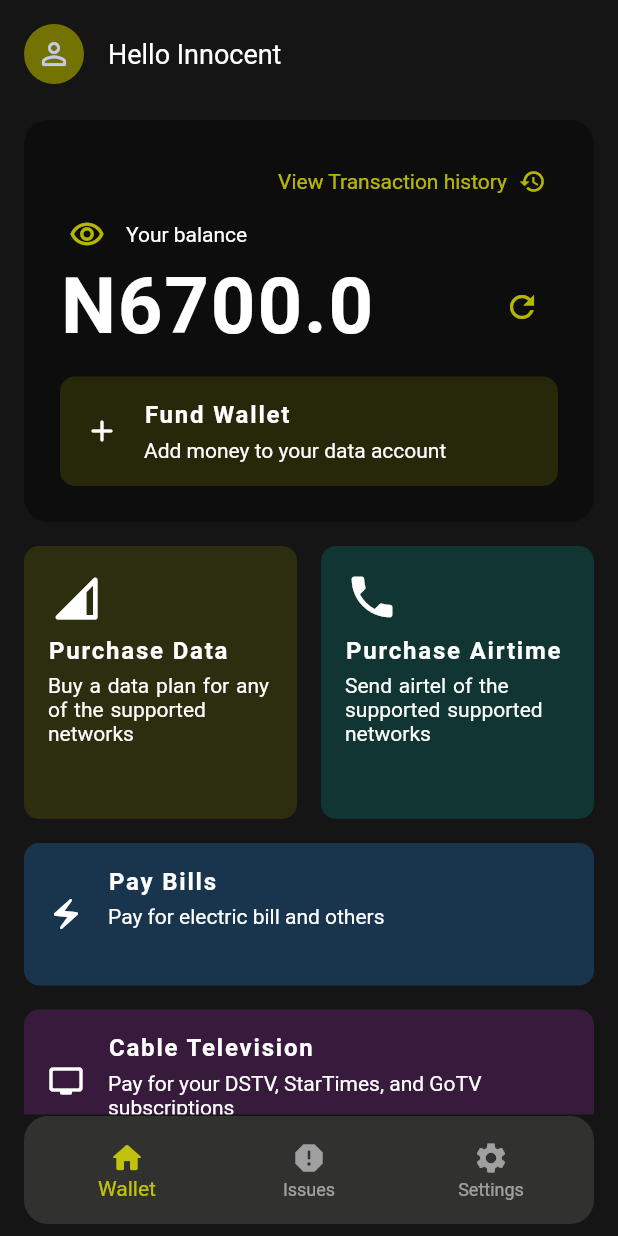
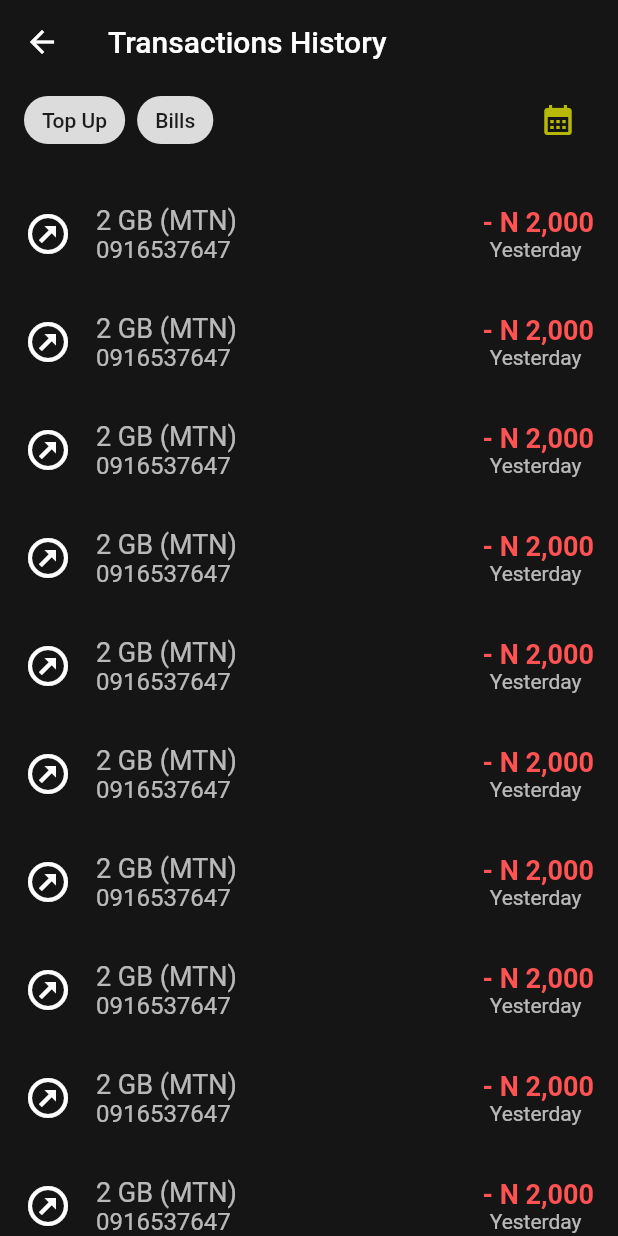
Before and after one commit to innocentperos/Data-Application, a Flutter app: the Home screen opened directly, after a tap on "View Transaction history", on a phone screen of 412 x 824 dp. Run offline on Flutter 3.47's test engine with Material 2 defaults, Android fonts, the phone set to English and light mode, and no system bars; our stand-ins replace firebase_auth, firebase_core, flutter_swiper; accounts and stored records are empty.

Commit message:
Added firebase support

```diff
--- a/lib/main.dart
+++ b/lib/main.dart
@@ -1,8 +1,21 @@
+import 'package:firebase_auth/firebase_auth.dart';
 import 'package:flutter/material.dart';
 import 'package:untitled1/screens/home/home.dart';
 import 'package:untitled1/screens/splash_screen.dart';
+import 'package:firebase_core/firebase_core.dart';
+import 'firebase_options.dart';
 
-void main() {
+
+void main() async{
+
+  WidgetsFlutterBinding.ensureInitialized();
+  await Firebase.initializeApp(
+    // options: DefaultFirebaseOptions.currentPlatform,
+  );
+
+// Ideal time to initialize
+  await FirebaseAuth.instance.useAuthEmulator('localhost', 9099);
+
   runApp(const MyApp());
 }
 
--- a/lib/screens/fund.dart
+++ b/lib/screens/fund.dart
@@ -111,7 +111,7 @@ class _FundPageState extends State<FundPage> {
               text: "Fund with ATM Card",
               color: ThemedColorDark,
               onPressed: () {
-                //  TODO : Open paystack payment gateway
+                //  TODO : Open pay stack payment gateway
                 Navigator.of(context).push(MaterialPageRoute(
                     builder: (context) => const FundWithCardScreen()));
               },
--- a/lib/screens/home/home.dart
+++ b/lib/screens/home/home.dart
@@ -6,6 +6,7 @@ import 'package:untitled1/screens/cable_tv_payment_screen.dart';
 import 'package:untitled1/screens/data_purchase_screen.dart';
 import 'package:untitled1/screens/fund.dart';
 import 'package:untitled1/screens/theme_utils.dart';
+import 'package:untitled1/screens/transaction_history_screen.dart';
 import 'package:untitled1/uis/link.dart';
 import 'package:untitled1/uis/service_provider_picker.dart';
 
@@ -86,6 +87,10 @@ class _HomeState extends State<Home> {
                                     icon: Icons.history,
                                     onPressed: () {
                                       //  TODO: View transaction history
+                                      Navigator.of(context).push(
+                                          MaterialPageRoute(
+                                              builder: (context) =>
+                                                  const TransactionHistoryScreen()));
                                     },
                                   ),
                                 ],
@@ -97,7 +102,8 @@ class _HomeState extends State<Home> {
                                         return InkWell(
                                           onTap: () {
                                             //  TODO : Show or hide account balance
-                                        model.showAccount = !model.showAccount;
+                                            model.showAccount =
+                                            !model.showAccount;
                                           },
                                           borderRadius: const BorderRadius.all(
                                               Radius.circular(8)),
@@ -374,8 +380,7 @@ class _HomeState extends State<Home> {
 }
 
 class TileButton extends StatelessWidget {
-  const TileButton(
-      {Key? key,
+  const TileButton({Key? key,
     required this.text,
     required this.icon,
     this.onPressed,
@@ -444,8 +449,7 @@ class TileButton extends StatelessWidget {
 }
 
 class SquaredTileButton extends StatelessWidget {
-  const SquaredTileButton(
-      {Key? key,
+  const SquaredTileButton({Key? key,
     required this.text,
     required this.icon,
     this.onPressed,
--- /dev/null
+++ b/lib/screens/transaction_history_screen.dart
@@ -0,0 +1,68 @@
+import 'package:flutter/material.dart';
+import 'package:untitled1/screens/theme_utils.dart';
+
+class TransactionHistoryScreen extends StatelessWidget {
+  const TransactionHistoryScreen({Key? key}) : super(key: key);
+
+  @override
+  Widget build(BuildContext context) {
+    return Scaffold(
+      appBar: AppBar(
+        title: const Text("Transactions History"),
+        backgroundColor: Colors.transparent,
+        elevation: 0,
+      ),
+      backgroundColor: ThemedDarkBg,
+      body: Column(
+        children: [
+          Padding(
+            padding: const EdgeInsets.all(16.0).copyWith(top: 0),
+            child: Row(
+              children: [
+                const Chip(label: Text("Top Up")),
+                const SizedBox(width: 8,),
+                const Chip(label: Text("Bills")),
+                const Expanded(child: SizedBox()),
+                IconButton(onPressed: (){
+
+                }, color: ThemedColor, icon: const Icon(Icons.calendar_month))
+              ],
+            ),
+          ),
+          Expanded(
+            child: ListView.builder(
+              itemCount: 20,
+                itemBuilder: (context, index){
+
+              return Container(
+                padding: const EdgeInsets.all(16),
+                child: Row(
+                  children: [
+                    const Icon(Icons.outbond_outlined, color: Colors.white,size: 32,),
+                    const SizedBox(width: 16,),
+                    Expanded(
+                      child: Column(
+                        crossAxisAlignment: CrossAxisAlignment.start,
+                        children: [
+                          Text("2 GB (MTN) ", style: WhiteText.copyWith(fontSize: 18, color: Colors.white70),),
+                          Text("0916537647", style: WhiteText.copyWith(fontSize: 16, color: Colors.white70),),
+                        ],
+                      ),
+                    ),
+                    const SizedBox(width: 16,),
+                    Column(
+                      children: [
+                        Text("- N 2,000", style: WhiteText.copyWith(fontSize: 18, color: Colors.redAccent.shade200, fontWeight: FontWeight.bold),),
+                        Text("Yesterday ", style: WhiteText.copyWith(fontSize: 14, color: Colors.white70, ),),
+                      ],
+                    ),
+                  ],
+                ),
+              );
+            }),
+          )
+        ],
+      ),
+    );
+  }
+}
--- a/pubspec.yaml
+++ b/pubspec.yaml
@@ -37,6 +37,8 @@ dependencies:
   # Use with the CupertinoIcons class for iOS style icons.
   cupertino_icons: ^1.0.2
   provider: ^6.0.5
+  firebase_core: ^2.9.0
+  firebase_auth: ^4.4.0
 
 dev_dependencies:
   flutter_test:
```
Also changed, not shown: lib/firebase_options.dart (added), pubspec.lock, 4 other files. Lines whose indentation alone changed are shown as unchanged.
